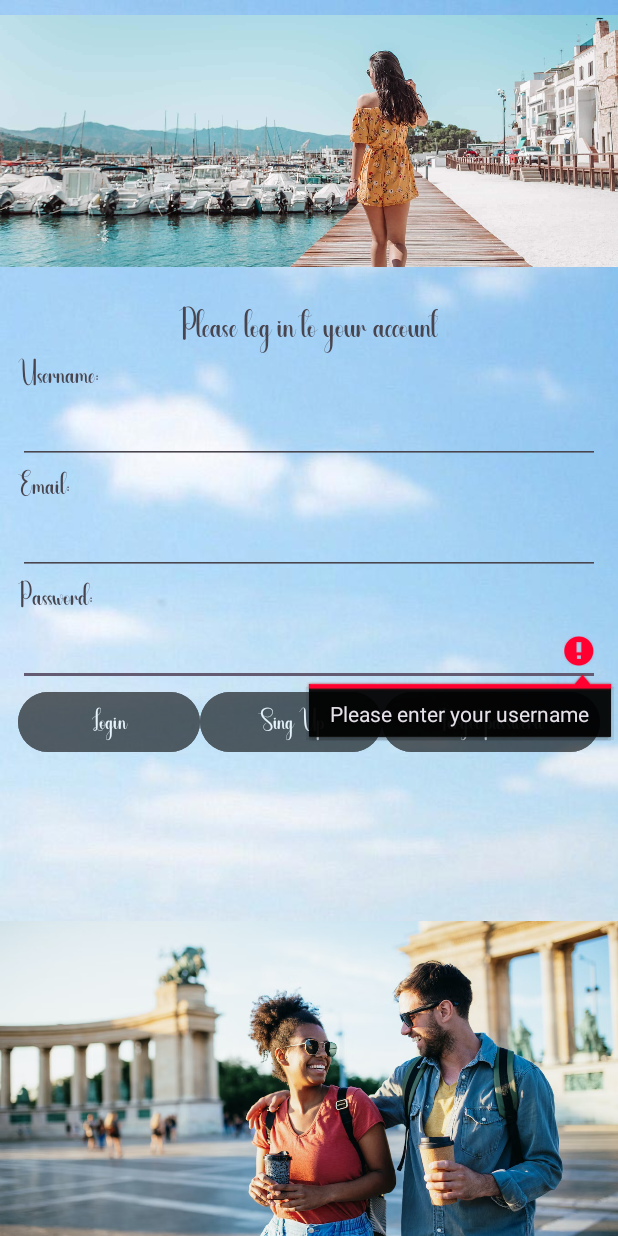
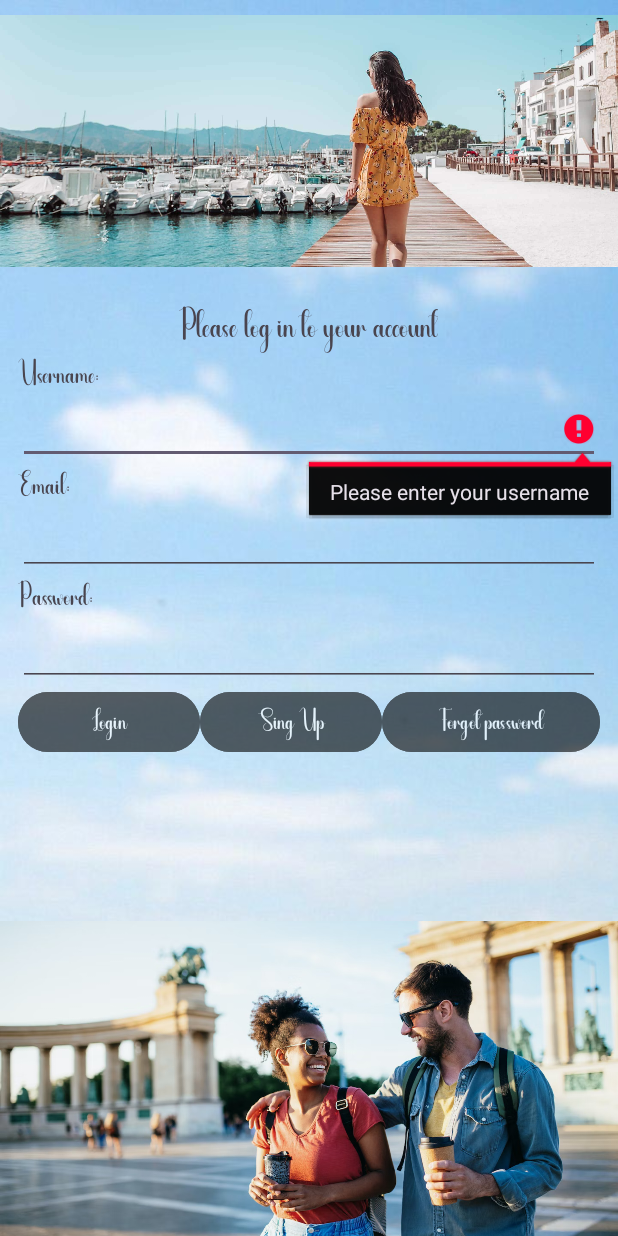
Before and after one commit to Harryhun/Tournet_BME, an Android app: the screen it shows after launch (MainActivity), after a tap on "Login", on a phone screen of 412 x 824 dp. Run offline under Robolectric (Android 15) with nearby library versions, the phone set to English and light mode, and no system bars.

Commit message:
before merge

```diff
--- a/Android_part/app/src/main/java/hu/bme/aut/android/app_frontend/LoginFragment.kt
+++ b/Android_part/app/src/main/java/hu/bme/aut/android/app_frontend/LoginFragment.kt
@@ -35,8 +35,8 @@ class LoginFragment : Fragment() {
 
         binding.btnLogin.setOnClickListener {
             if(binding.etUserName.text.toString().isEmpty()) {
-                binding.etPassword.requestFocus()
-                binding.etPassword.error = "Please enter your username"
+                binding.etUserName.requestFocus()
+                binding.etUserName.error = "Please enter your username"
             }
             else if(binding.etEmailAddress.text.toString().isEmpty()) {
                 binding.etEmailAddress.requestFocus()
```
